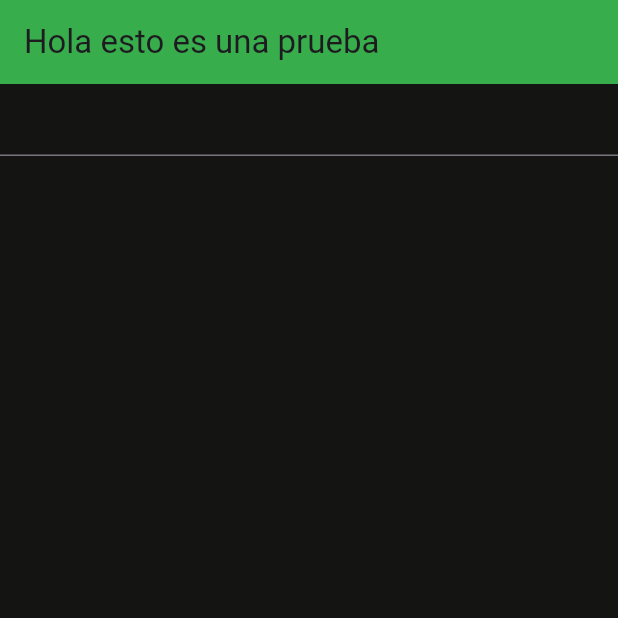
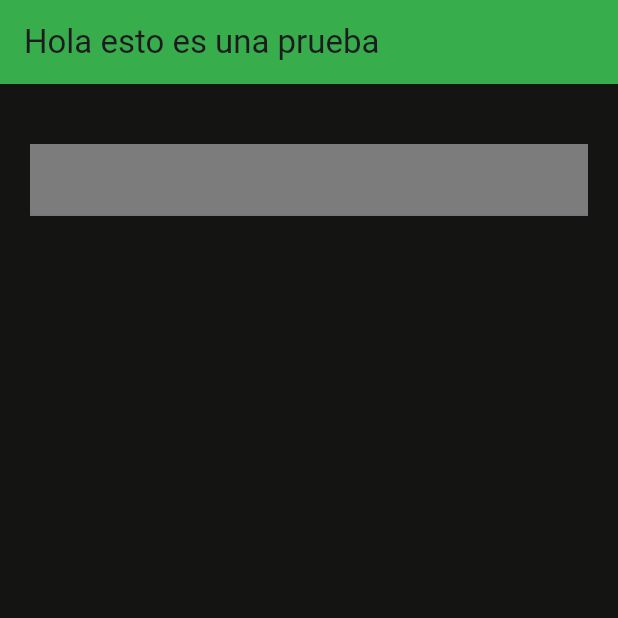
Before and after one commit to Luis-Antonio-Mendez-Rodriguez/Yaxchilan, a Flutter app: the screen it shows after launch, on a phone screen of 412 x 824 dp, the top half of it. Run offline on Flutter 3.47's test engine with Material 3 defaults, Android fonts, the phone set to English and light mode, and no system bars.

Commit message:
hola marco

```diff
--- a/yaxchilan_flutter/lib/Pages/Home.dart
+++ b/yaxchilan_flutter/lib/Pages/Home.dart
@@ -13,7 +13,17 @@ class HomePage extends StatelessWidget {
 
       body: Column(
         children: [
-          TextField()
+          Container(
+            margin: EdgeInsets.only(top: 40,left: 20,right: 20),
+            decoration: BoxDecoration(
+              boxShadow: [
+                BoxShadow(color: const Color.fromARGB(255, 124, 124, 124))
+              ]
+            ),
+            child: TextField(
+
+            )
+          )
         ],
       ),
     );
```
